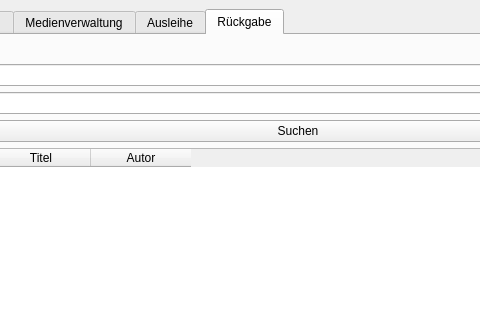
Above: mainwindow.ui from coderJakub/cpp-beleg before the change; both pictures show x 130 to 610 and y 0 to 320 of the 856 by 547 pixel window. Below: the same form after it.
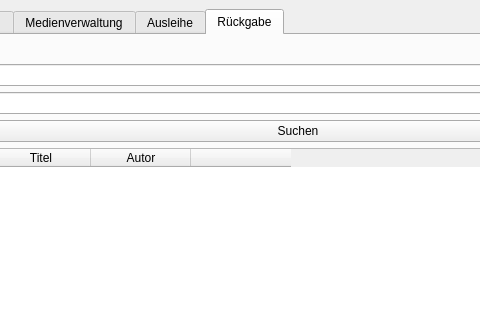
That is the form after the change. The open tabs and pages were chosen to show the change.

Commit message:
initialize each tab
add comments

```diff
--- a/mainwindow.ui
+++ b/mainwindow.ui
@@ -517,6 +517,11 @@
             <string>Autor</string>
            </property>
           </column>
+          <column>
+           <property name="text">
+            <string/>
+           </property>
+          </column>
          </widget>
         </item>
        </layout>
```
Left out of the diff: 2 changed lines with no effect on the pictures. The commit also changes 3 other files.
